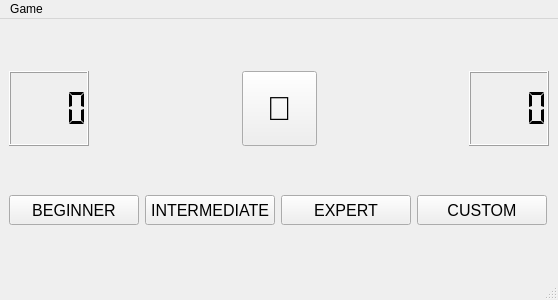
Old version of the form minesweeper_ui.ui in the repository rekin5320/minesweeper.
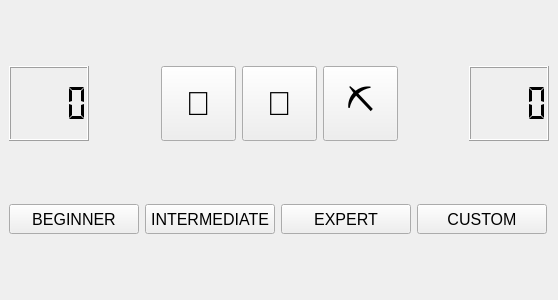
New version of the form.

Commit message: Using flag & shovel as buttons

Patch:
```diff
--- a/minesweeper_ui.ui
+++ b/minesweeper_ui.ui
@@ -52,6 +52,42 @@
         </property>
        </spacer>
       </item>
+      <item>
+       <widget class="QPushButton" name="flagButton">
+        <property name="sizePolicy">
+         <sizepolicy hsizetype="Fixed" vsizetype="Fixed">
+          <horstretch>0</horstretch>
+          <verstretch>0</verstretch>
+         </sizepolicy>
+        </property>
+        <property name="minimumSize">
+         <size>
+          <width>75</width>
+          <height>75</height>
+         </size>
+        </property>
+        <property name="maximumSize">
+         <size>
+          <width>75</width>
+          <height>75</height>
+         </size>
+        </property>
+        <property name="baseSize">
+         <size>
+          <width>75</width>
+          <height>75</height>
+         </size>
+        </property>
+        <property name="font">
+         <font>
+          <pointsize>25</pointsize>
+         </font>
+        </property>
+        <property name="text">
+         <string>🚩</string>
+        </property>
+       </widget>
+      </item>
       <item>
        <widget class="QPushButton" name="mainbutton">
         <property name="sizePolicy">
@@ -88,6 +124,42 @@
         </property>
        </widget>
       </item>
+      <item>
+       <widget class="QPushButton" name="shovelButton">
+        <property name="sizePolicy">
+         <sizepolicy hsizetype="Fixed" vsizetype="Fixed">
+          <horstretch>0</horstretch>
+          <verstretch>0</verstretch>
+         </sizepolicy>
+        </property>
+        <property name="minimumSize">
+         <size>
+          <width>75</width>
+          <height>75</height>
+         </size>
+        </property>
+        <property name="maximumSize">
+         <size>
+          <width>75</width>
+          <height>75</height>
+         </size>
+        </property>
+        <property name="baseSize">
+         <size>
+          <width>75</width>
+          <height>75</height>
+         </size>
+        </property>
+        <property name="font">
+         <font>
+          <pointsize>25</pointsize>
+         </font>
+        </property>
+        <property name="text">
+         <string>⛏️</string>
+        </property>
+       </widget>
+      </item>
       <item>
        <spacer name="horizontalSpacer_2">
         <property name="orientation">
@@ -295,23 +367,10 @@
      <x>0</x>
      <y>0</y>
      <width>558</width>
-     <height>21</height>
+     <height>24</height>
     </rect>
    </property>
-   <widget class="QMenu" name="menuNew_game">
-    <property name="title">
-     <string>Game</string>
-    </property>
-    <addaction name="actionNew_game"/>
-   </widget>
-   <addaction name="menuNew_game"/>
   </widget>
-  <widget class="QStatusBar" name="statusbar"/>
-  <action name="actionNew_game">
-   <property name="text">
-    <string>New game</string>
-   </property>
-  </action>
  </widget>
  <resources>
   <include location="resources/resources.qrc"/>
```
Left out of the diff: 6 changed lines with no effect on the pictures. The commit also changes 2 other files.
